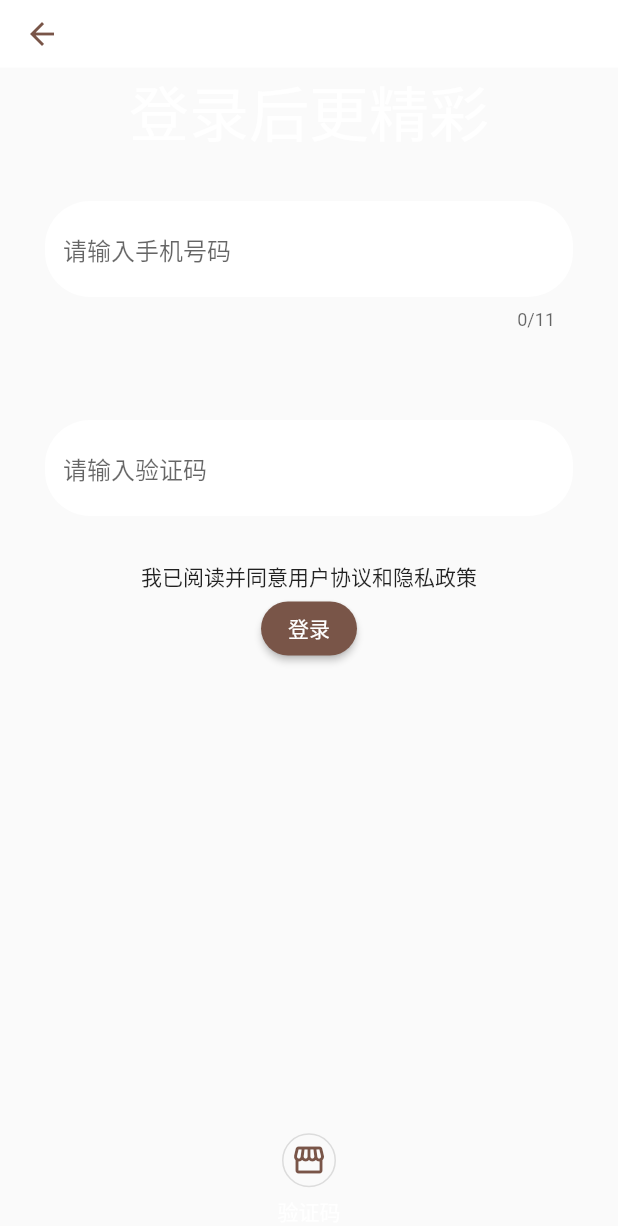
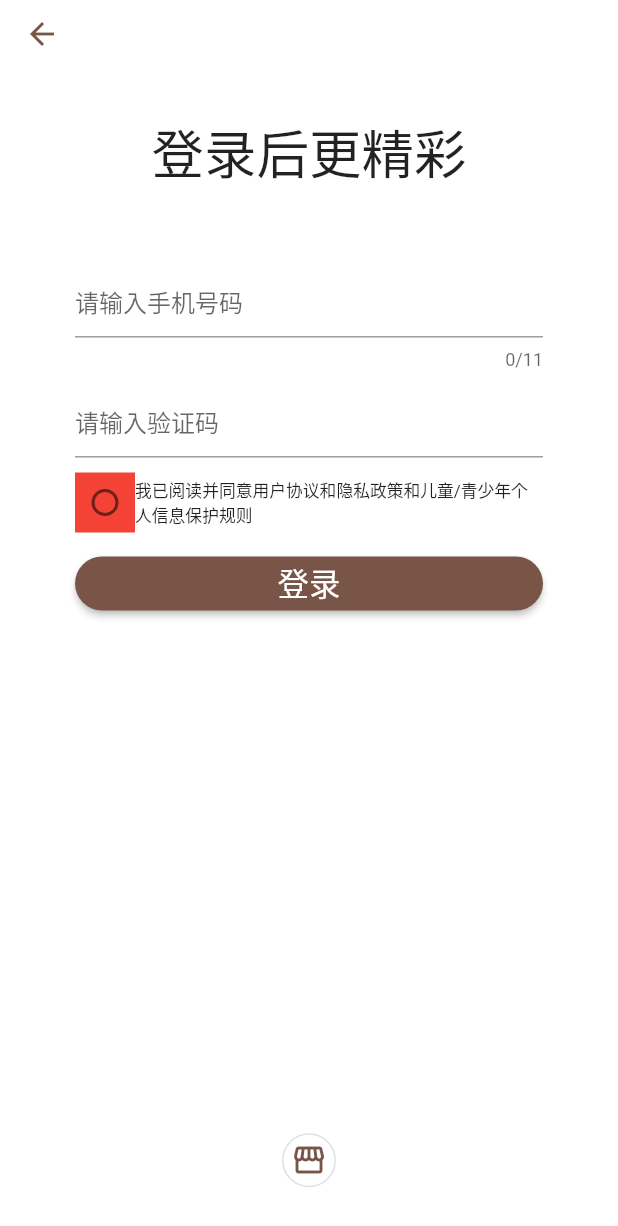
Before and after one commit to mulin-xml/silu, a Flutter app: the UserLoginPage screen opened directly, on a phone screen of 412 x 824 dp. Shown: the top 1226 px of the screen. Run offline on Flutter 3.47's test engine with Material 2 defaults, Android fonts, the phone set to English and light mode, and no system bars; our stand-ins replace dio, fluttertoast, image_picker; missing offline and left inert: crop_your_image, linked_scroll_controller; statements that could not run were skipped.

Commit message:
界面优化

```diff
--- a/lib/main.dart
+++ b/lib/main.dart
@@ -29,7 +29,7 @@ class MyApp extends StatelessWidget {
 
 class Blog {
   Blog()
-      : title = "魔都探店-海底捞惊喜狂欢折扣" * (Random().nextInt(2) + 1),
+      : title = "魔都探店海底捞惊喜狂欢折扣" * (Random().nextInt(2) + 1),
         mainImg = FadeInImage.assetNetwork(placeholder: 'images/0.jpg', image: 'http://0--0.top/apis/image/' + (Random().nextInt(16) + 1).toString());
   // mainImg = Image.network('http://0--0.top/apis/image/' + (Random().nextInt(16) + 1).toString()),
 
@@ -126,7 +126,7 @@ class _MyHomePageState extends State<MyHomePage> {
             child: blog.mainImg,
           ),
           ListTile(
-            title: Text(blog.title),
+            title: Text(blog.title, maxLines: 2, overflow: TextOverflow.ellipsis),
             subtitle: Row(
               mainAxisAlignment: MainAxisAlignment.spaceBetween,
               children: [
--- a/lib/user_login_page.dart
+++ b/lib/user_login_page.dart
@@ -12,12 +12,14 @@ class UserLoginPage extends StatefulWidget {
 }
 
 class _UserLoginPageState extends State<UserLoginPage> {
-  final TextEditingController _phoneNumController = TextEditingController();
-  final TextEditingController _verifyController = TextEditingController();
+  final _phoneNumController = TextEditingController();
+  final _verifyController = TextEditingController();
+  var _isReadProtocol = false;
 
   @override
   Widget build(BuildContext context) {
     return Scaffold(
+      backgroundColor: Colors.white,
       appBar: AppBar(
         toolbarHeight: 45,
         backgroundColor: Colors.white,
@@ -27,50 +29,72 @@ class _UserLoginPageState extends State<UserLoginPage> {
       body: Column(
         children: [
           // 手机号输入栏
-          const Text(
-            "登录后更精彩",
-            style: TextStyle(
-              color: Colors.white,
-              fontSize: 40,
-            ),
+          const Padding(
+            padding: EdgeInsets.fromLTRB(0, 30, 0, 0),
+            child: Text("登录后更精彩", textScaleFactor: 2.5),
           ),
           Padding(
-            padding: const EdgeInsets.all(30),
+            padding: const EdgeInsets.fromLTRB(50, 50, 50, 0),
             child: TextField(
               controller: _phoneNumController,
               keyboardType: TextInputType.phone,
               maxLength: 11,
-              decoration: const InputDecoration(
-                hintText: "请输入手机号码",
-                border: OutlineInputBorder(
-                  borderRadius: BorderRadius.all(Radius.circular(30)),
-                  borderSide: BorderSide.none,
-                ),
-                filled: true,
-                fillColor: Colors.white,
-              ),
+
+              // decoration: const InputDecoration(
+              //   hintText: "请输入手机号码",
+              //   border: OutlineInputBorder(
+              //     borderRadius: BorderRadius.all(Radius.circular(30)),
+              //     borderSide: BorderSide.none,
+              //   ),
+              //   filled: true,
+              //   fillColor: Colors.white,
+              // ),
+              decoration: const InputDecoration(hintText: "请输入手机号码"),
             ),
           ),
           // 验证码输入栏
           Padding(
-            padding: const EdgeInsets.all(30),
+            padding: const EdgeInsets.fromLTRB(50, 10, 50, 0),
             child: TextField(
               controller: _verifyController,
-              decoration: const InputDecoration(
-                hintText: "请输入验证码",
-                border: OutlineInputBorder(
-                  borderRadius: BorderRadius.all(Radius.circular(30)),
-                  borderSide: BorderSide.none,
-                ),
-                filled: true,
-                fillColor: Colors.white,
+              // decoration: const InputDecoration(
+              //   hintText: "请输入验证码",
+              //   border: OutlineInputBorder(
+              //     borderRadius: BorderRadius.all(Radius.circular(30)),
+              //     borderSide: BorderSide.none,
+              //   ),
+              //   filled: true,
+              //   fillColor: Colors.white,
+              // ),
+              decoration: const InputDecoration(hintText: "请输入验证码"),
             ),
           ),
+          Padding(
+            padding: const EdgeInsets.fromLTRB(50, 10, 50, 0),
+            child: Row(
+              children: [
+                Container(
+                  color: Colors.red,
+                  child: Checkbox(
+                      shape: const CircleBorder(),
+                      materialTapTargetSize: MaterialTapTargetSize.shrinkWrap,
+                      value: _isReadProtocol,
+                      onChanged: (value) {
+                        setState(() {
+                          _isReadProtocol = !_isReadProtocol;
+                        });
+                      }),
                 ),
-          const Text('我已阅读并同意用户协议和隐私政策'),
-          ElevatedButton(
+                const Expanded(child: Text('我已阅读并同意用户协议和隐私政策和儿童/青少年个人信息保护规则', textScaleFactor: 0.8)),
+              ],
+            ),
+          ),
+          Container(
+            width: double.infinity,
+            padding: const EdgeInsets.fromLTRB(50, 10, 50, 0),
+            child: ElevatedButton(
               style: ButtonStyle(shape: MaterialStateProperty.all(RoundedRectangleBorder(borderRadius: BorderRadius.circular(30)))),
-            child: const Text('登录'),
+              child: const Text('登录', textScaleFactor: 1.5),
               onPressed: () async {
                 const url = 'http://0--0.top/apis/login_phone_step2';
                 var result = "";
@@ -89,6 +113,7 @@ class _UserLoginPageState extends State<UserLoginPage> {
                 print(result);
                 Fluttertoast.showToast(msg: result);
               },
+            ),
           ),
         ],
       ),
```
Lines whose indentation alone changed are shown as unchanged.
